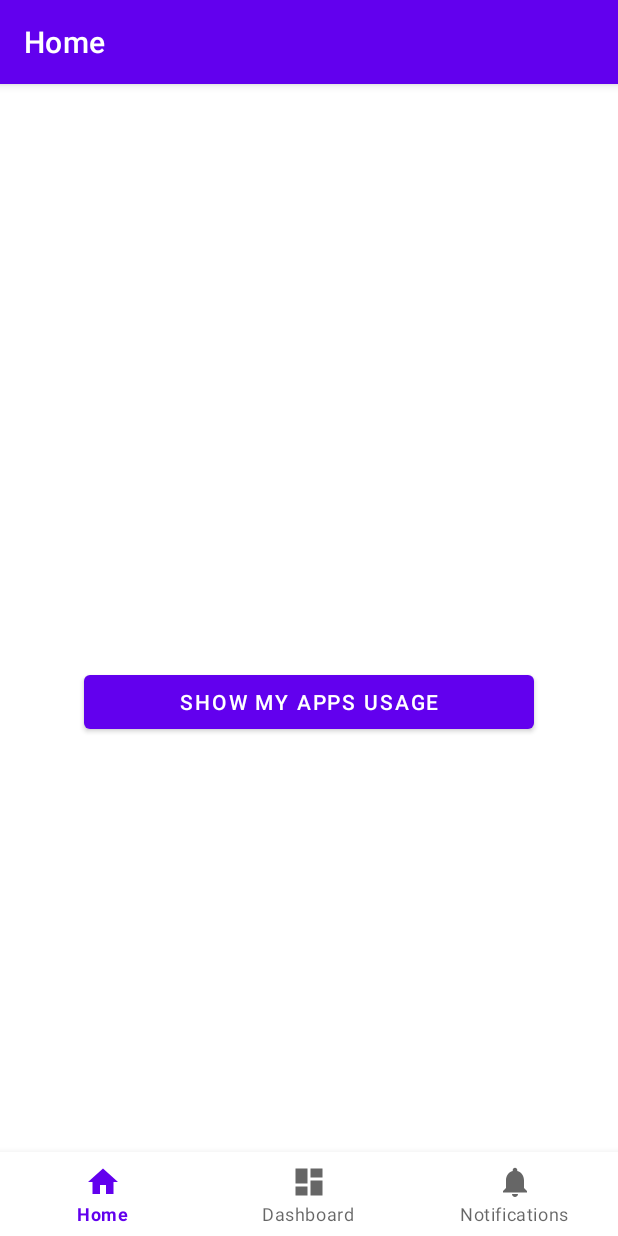
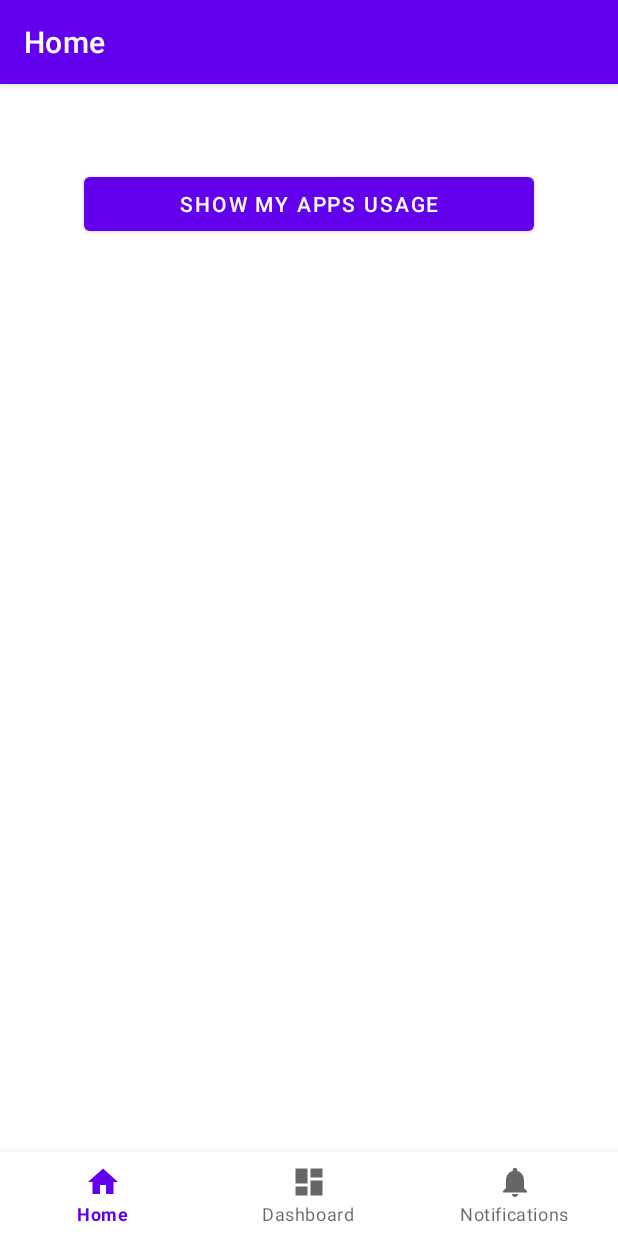
Before and after one commit to rstaniek/JOMO, an Android app: the screen it shows after launch (MainActivity), on a phone screen of 412 x 824 dp. Run offline under Robolectric (Android 15) with nearby library versions, the phone set to English and light mode, and no system bars; our stand-ins replace navigation-ui.

Commit message:
Refactored and improved usage stats

```diff
--- a/android/app/src/main/res/layout/fragment_home.xml
+++ b/android/app/src/main/res/layout/fragment_home.xml
@@ -3,55 +3,86 @@
     xmlns:app="http://schemas.android.com/apk/res-auto"
     xmlns:tools="http://schemas.android.com/tools"
     android:layout_width="match_parent"
-    android:layout_height="match_parent"
+    android:layout_height="wrap_content"
+    app:layout_constraintBottom_toTopOf="@id/nav_view"
     tools:context=".ui.home.HomeFragment">
 
     <LinearLayout xmlns:android="http://schemas.android.com/apk/res/android"
         android:layout_width="match_parent"
         android:layout_height="match_parent"
+
         android:gravity="center"
         android:orientation="vertical">
 
         <TextView
             android:id="@+id/permission_description_tv"
-            android:layout_marginTop="100dp"
             android:layout_width="match_parent"
             android:layout_height="wrap_content"
+            android:layout_marginTop="100dp"
             android:padding="20dp"
-            android:textAlignment="center"
-            android:text="@string/permission_description" />
+            android:text="@string/permission_description"
+            android:textAlignment="center" />
 
         <Button
             android:id="@+id/enable_btn"
             android:layout_width="300dp"
+            android:layout_height="wrap_content"
             android:layout_gravity="center_horizontal"
-            android:textColor="#fff"
-            android:layout_height="wrap_content"
-            android:text="Enable Usage Stats Permission" />
+            android:text="Enable Usage Stats Permission"
+            android:textColor="#fff" />
 
         <Button
             android:id="@+id/show_btn"
-            android:visibility="gone"
             android:layout_width="300dp"
+            android:layout_height="wrap_content"
             android:layout_gravity="center"
+            android:text="Show My Apps Usage"
             android:textColor="#fff"
+            android:visibility="gone" />
+
+        <LinearLayout
+            android:layout_width="match_parent"
             android:layout_height="wrap_content"
-            android:text="Show My Apps Usage" />
+            android:orientation="horizontal"
+            android:weightSum="2">
+
+            <Button
+                android:id="@+id/today_button"
+                android:layout_width="300dp"
+                android:layout_height="wrap_content"
+                android:layout_gravity="center"
+                android:layout_marginRight="5dp"
+                android:layout_weight="1"
+                android:text="Today"
+                android:textColor="#fff"
+                android:visibility="gone" />
+
+            <Button
+                android:id="@+id/last_week_button"
+                android:layout_width="300dp"
+                android:layout_height="wrap_content"
+                android:layout_gravity="center"
+                android:layout_marginLeft="5dp"
+                android:layout_weight="1"
+                android:text="Last week"
+                android:textColor="#fff"
+                android:visibility="gone" />
+        </LinearLayout>
 
         <TextView
             android:id="@+id/usage_tv"
-            android:visibility="gone"
             android:layout_width="match_parent"
             android:layout_height="wrap_content"
+            android:padding="20dp"
+            android:text="Your Apps Usage For Last 24 Hours"
             android:textAlignment="center"
-            android:padding="20dp"
-            android:text="Your Apps Usage For Last 24 Hours" />
+            android:visibility="gone" />
 
         <ListView
-            android:visibility="gone"
             android:id="@+id/apps_list"
             android:layout_width="match_parent"
-            android:layout_height="match_parent" />
+            android:layout_height="match_parent"
+            android:visibility="gone" />
     </LinearLayout>
 
 
```
Also changed, not shown: android/app/src/main/java/dk/mths/jomo/service/UsageStatsService.kt (added, +141 -0 lines), android/app/src/main/java/dk/mths/jomo/ui/home/HomeFragment.kt (+21 -104 lines), android/app/src/main/java/dk/mths/jomo/utils/StatusNotificationHelper.kt (added, +51 -0 lines), android/app/src/main/java/dk/mths/jomo/work/BackgroundWorker.kt (+7 -30 lines), android/app/src/main/java/dk/mths/jomo/work/CleanUpWorker.kt (added, +34 -0 lines).
